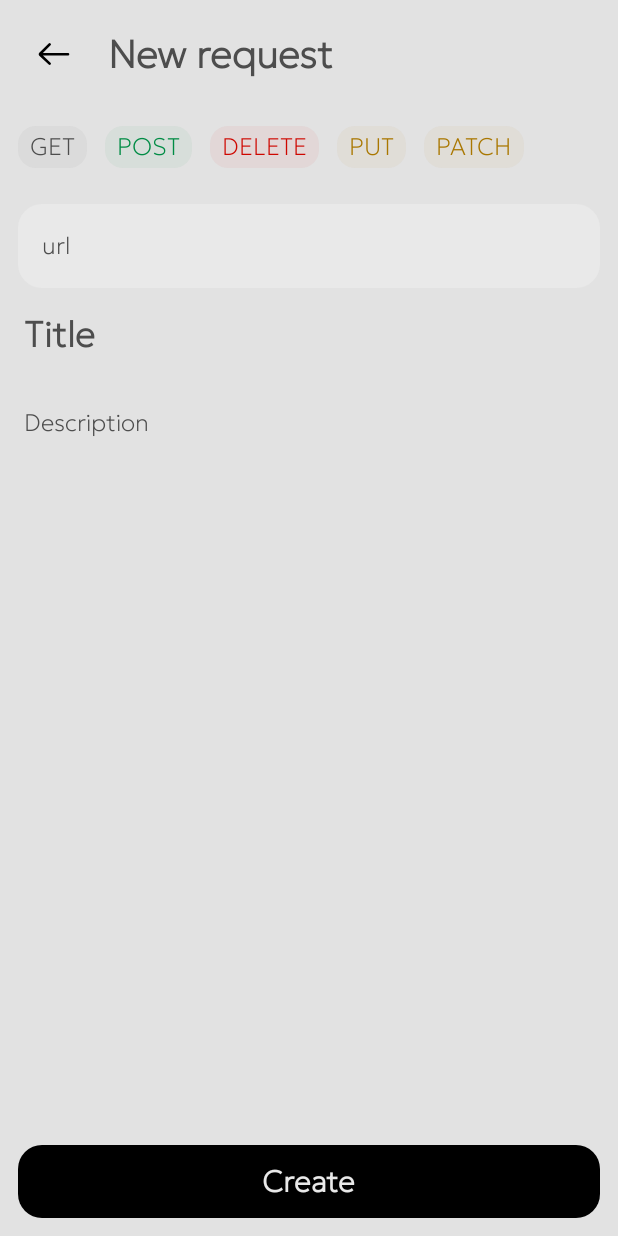
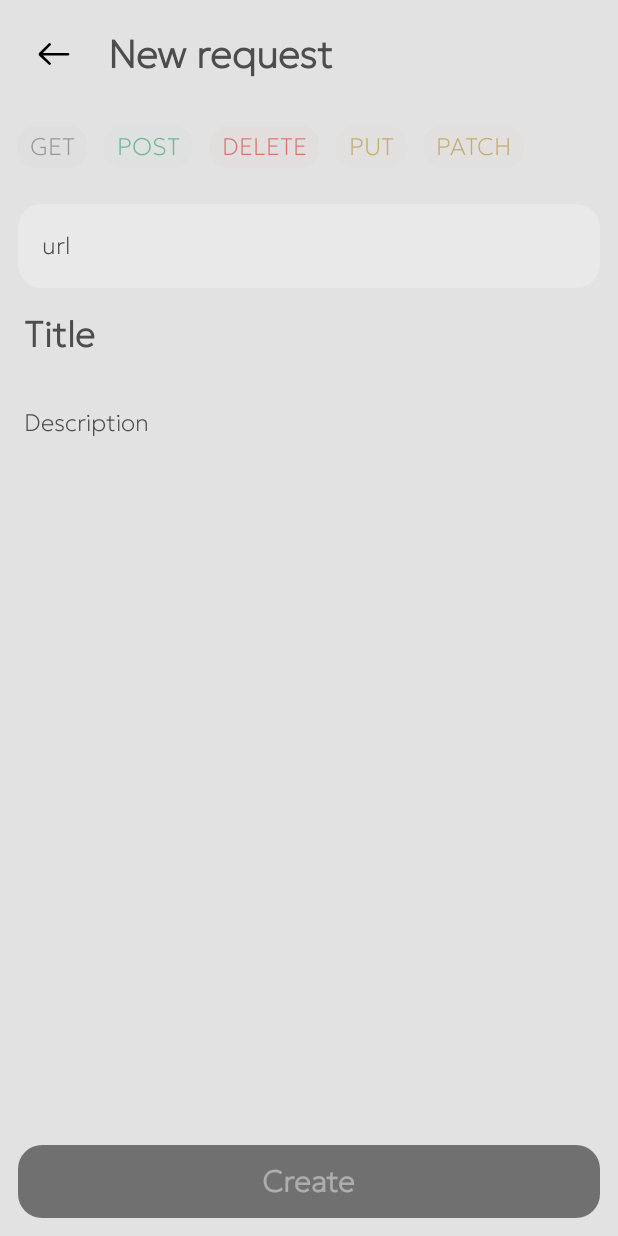
Before and after one commit to T-e-i-l-s/Pulse, an Android app built with Jetpack Compose: the screen it shows after launch (MainActivity), after a tap on "New", on a phone screen of 412 x 824 dp. Run offline under Robolectric (Android 15) with nearby library versions, the phone set to English and light mode, and no system bars.

Commit message:
Add Request Screen View Model Implementation

```diff
--- a/main-flow-feature/src/main/java/com/mustafin/main_flow_feature/data/repositories/requestsRepository/RequestsRepositoryImpl.kt
+++ b/main-flow-feature/src/main/java/com/mustafin/main_flow_feature/data/repositories/requestsRepository/RequestsRepositoryImpl.kt
@@ -14,7 +14,7 @@ class RequestsRepositoryImpl : RequestsRepository {
     private val mockedRequestsList = listOf(
         RequestModel(
             id = 1,
-            name = "Schedule Api",
+            title = "Schedule Api",
             description = "Api with my daily schedule",
             url = "https://myshedule.org/api/v1",
             requestMethod = RequestMethod.GET,
@@ -26,7 +26,7 @@ class RequestsRepositoryImpl : RequestsRepository {
         ),
         RequestModel(
             id = 2,
-            name = "Reader App Web Site",
+            title = "Reader App Web Site",
             description = "Landing of my startup",
             url = "https://reader-app.ru",
             requestMethod = RequestMethod.POST,
@@ -38,7 +38,7 @@ class RequestsRepositoryImpl : RequestsRepository {
         ),
         RequestModel(
             id = 3,
-            name = "My web site",
+            title = "My web site",
             description = "Web site with information about me",
             url = "https://mustafin.online/",
             requestMethod = RequestMethod.DELETE,
@@ -50,7 +50,7 @@ class RequestsRepositoryImpl : RequestsRepository {
         ),
         RequestModel(
             id = 4,
-            name = "Example API",
+            title = "Example API",
             description = "API that provides information about products",
             url = "https://exampleapi.com/products",
             requestMethod = RequestMethod.PUT,
@@ -62,7 +62,7 @@ class RequestsRepositoryImpl : RequestsRepository {
         ),
         RequestModel(
             id = 5,
-            name = "User Service",
+            title = "User Service",
             description = "Service for managing user accounts",
             url = "https://userservice.com/account",
             requestMethod = RequestMethod.PATCH,
--- a/main-flow-feature/src/main/java/com/mustafin/main_flow_feature/di/MainFlowModule.kt
+++ b/main-flow-feature/src/main/java/com/mustafin/main_flow_feature/di/MainFlowModule.kt
@@ -2,6 +2,7 @@ package com.mustafin.main_flow_feature.di
 
 import com.mustafin.main_flow_feature.data.repositories.requestsRepository.RequestsRepository
 import com.mustafin.main_flow_feature.data.repositories.requestsRepository.RequestsRepositoryImpl
+import com.mustafin.main_flow_feature.presentation.screens.addRequestScreen.AddRequestScreenViewModel
 import com.mustafin.main_flow_feature.presentation.screens.homeScreen.HomeScreenViewModel
 import org.koin.androidx.viewmodel.dsl.viewModelOf
 import org.koin.core.module.dsl.singleOf
@@ -11,4 +12,5 @@ import org.koin.dsl.module
 val mainFlowModule = module {
     singleOf(::RequestsRepositoryImpl) bind RequestsRepository::class
     viewModelOf(::HomeScreenViewModel)
+    viewModelOf(::AddRequestScreenViewModel)
 }
--- a/main-flow-feature/src/main/java/com/mustafin/main_flow_feature/presentation/screens/addRequestScreen/AddRequestScreenView.kt
+++ b/main-flow-feature/src/main/java/com/mustafin/main_flow_feature/presentation/screens/addRequestScreen/AddRequestScreenView.kt
@@ -26,15 +26,26 @@ import androidx.compose.ui.res.colorResource
 import androidx.compose.ui.res.painterResource
 import androidx.compose.ui.res.stringResource
 import androidx.compose.ui.unit.dp
+import androidx.lifecycle.compose.collectAsStateWithLifecycle
 import com.mustafin.main_flow_feature.R
 import com.mustafin.main_flow_feature.presentation.screens.addRequestScreen.views.requestMethodSelector.RequestMethodSelectorView
 import com.mustafin.ui_components.presentation.buttons.CustomButton
 import com.mustafin.ui_components.presentation.inputs.CustomTextField
 import com.mustafin.ui_components.presentation.inputs.FullWidthTextField
+import org.koin.androidx.compose.koinViewModel
 
 /* Composable of create new request screen */
 @Composable
-fun AddRequestScreenView(popBackNavigationStack: () -> Unit) {
+fun AddRequestScreenView(
+    popBackNavigationStack: () -> Unit,
+    viewModel: AddRequestScreenViewModel = koinViewModel()
+) {
+    val isCreationEnabled = viewModel.isCreationEnabled.collectAsStateWithLifecycle()
+    val selectedRequestMethod = viewModel.selectedRequestMethod.collectAsStateWithLifecycle()
+    val requestUrl = viewModel.requestUrl.collectAsStateWithLifecycle()
+    val title = viewModel.title.collectAsStateWithLifecycle()
+    val description = viewModel.description.collectAsStateWithLifecycle()
+
     Box(
         modifier = Modifier
             .fillMaxSize()
@@ -47,7 +58,6 @@ fun AddRequestScreenView(popBackNavigationStack: () -> Unit) {
                 .statusBarsPadding()
                 .padding(bottom = 100.dp)
         ) {
-
             Spacer(modifier = Modifier.height(12.dp))
 
             Row(
@@ -73,13 +83,16 @@ fun AddRequestScreenView(popBackNavigationStack: () -> Unit) {
 
             Spacer(modifier = Modifier.height(12.dp))
 
-            RequestMethodSelectorView()
+            RequestMethodSelectorView(
+                selectedMethod = selectedRequestMethod.value,
+                toggleIsSelected = viewModel::selectRequestMethod
+            )
 
             Spacer(modifier = Modifier.height(12.dp))
 
             CustomTextField(
-                value = "",
-                onValueChange = {},
+                value = requestUrl.value,
+                onValueChange = viewModel::setRequestUrl,
                 placeholder = stringResource(id = R.string.url_text_field_placeholder),
                 modifier = Modifier
                     .padding(horizontal = 12.dp)
@@ -87,8 +100,8 @@ fun AddRequestScreenView(popBackNavigationStack: () -> Unit) {
             )
 
             FullWidthTextField(
-                value = "",
-                onValueChange = {},
+                value = title.value,
+                onValueChange = viewModel::setTitle,
                 placeholder = stringResource(id = R.string.title_of_request_input_placeholder),
                 singleLine = true,
                 textStyle = MaterialTheme.typography.titleLarge,
@@ -96,8 +109,8 @@ fun AddRequestScreenView(popBackNavigationStack: () -> Unit) {
             )
 
             FullWidthTextField(
-                value = "",
-                onValueChange = {},
+                value = description.value,
+                onValueChange = viewModel::setDescription,
                 placeholder = stringResource(id = R.string.description_of_request_input_placeholder),
                 modifier = Modifier.fillMaxWidth()
             )
@@ -112,7 +125,8 @@ fun AddRequestScreenView(popBackNavigationStack: () -> Unit) {
         ) {
             CustomButton(
                 text = stringResource(id = R.string.add_request_button_text),
-                onClick = { /*TODO*/ },
+                onClick = viewModel::createRequest,
+                enabled = isCreationEnabled.value,
                 modifier = Modifier.fillMaxWidth()
             )
         }
--- /dev/null
+++ b/main-flow-feature/src/main/java/com/mustafin/main_flow_feature/presentation/screens/addRequestScreen/AddRequestScreenViewModel.kt
@@ -0,0 +1,68 @@
+package com.mustafin.main_flow_feature.presentation.screens.addRequestScreen
+
+import androidx.lifecycle.ViewModel
+import androidx.lifecycle.viewModelScope
+import com.mustafin.main_flow_feature.data.repositories.requestsRepository.RequestsRepository
+import com.mustafin.main_flow_feature.utils.requests.RequestMethod
+import com.mustafin.main_flow_feature.utils.requests.RequestModel
+import kotlinx.coroutines.flow.MutableStateFlow
+import kotlinx.coroutines.flow.StateFlow
+import kotlinx.coroutines.launch
+
+/* View model of create new request screen */
+class AddRequestScreenViewModel(private val requestsRepository: RequestsRepository) : ViewModel() {
+    private val _isCreationEnabled = MutableStateFlow(false)
+    val isCreationEnabled: StateFlow<Boolean> = _isCreationEnabled
+
+    private val _selectedRequestMethod = MutableStateFlow<RequestMethod?>(null)
+    val selectedRequestMethod: StateFlow<RequestMethod?> = _selectedRequestMethod
+
+    private val _requestUrl = MutableStateFlow("")
+    val requestUrl: StateFlow<String> = _requestUrl
+
+    private val _title = MutableStateFlow("")
+    val title: StateFlow<String> = _title
+
+    private val _description = MutableStateFlow("")
+    val description: StateFlow<String> = _description
+
+    fun selectRequestMethod(requestMethod: RequestMethod) {
+        _selectedRequestMethod.value =
+            if (selectedRequestMethod.value == requestMethod) null else requestMethod
+        checkIsCreationEnabled()
+    }
+
+    fun setRequestUrl(value: String) {
+        _requestUrl.value = value
+        checkIsCreationEnabled()
+    }
+
+    fun setTitle(value: String) {
+        _title.value = value
+        checkIsCreationEnabled()
+    }
+
+    fun setDescription(value: String) {
+        _description.value = value
+    }
+
+    private fun checkIsCreationEnabled() {
+        _isCreationEnabled.value =
+            selectedRequestMethod.value != null && requestUrl.value.isNotBlank() && title.value.isNotBlank()
+    }
+
+    fun createRequest() {
+        viewModelScope.launch {
+            selectedRequestMethod.value?.let { requestMethodSafe ->
+                requestsRepository.addRequest(
+                    RequestModel(
+                        title = title.value,
+                        description = description.value,
+                        requestMethod = requestMethodSafe,
+                        url = requestUrl.value
+                    )
+                )
+            }
+        }
+    }
+}
--- a/main-flow-feature/src/main/java/com/mustafin/main_flow_feature/presentation/screens/addRequestScreen/views/requestMethodSelector/RequestMethodSelectorItem.kt
+++ b/main-flow-feature/src/main/java/com/mustafin/main_flow_feature/presentation/screens/addRequestScreen/views/requestMethodSelector/RequestMethodSelectorItem.kt
@@ -1,27 +1,58 @@
 package com.mustafin.main_flow_feature.presentation.screens.addRequestScreen.views.requestMethodSelector
 
+import androidx.compose.animation.animateContentSize
 import androidx.compose.foundation.background
+import androidx.compose.foundation.clickable
+import androidx.compose.foundation.layout.Row
+import androidx.compose.foundation.layout.Spacer
 import androidx.compose.foundation.layout.padding
+import androidx.compose.foundation.layout.size
+import androidx.compose.foundation.layout.width
 import androidx.compose.foundation.shape.RoundedCornerShape
+import androidx.compose.material3.Icon
 import androidx.compose.material3.MaterialTheme
 import androidx.compose.material3.Text
 import androidx.compose.runtime.Composable
 import androidx.compose.ui.Modifier
 import androidx.compose.ui.draw.clip
 import androidx.compose.ui.res.colorResource
+import androidx.compose.ui.res.painterResource
 import androidx.compose.ui.unit.dp
+import com.mustafin.main_flow_feature.R
 import com.mustafin.main_flow_feature.utils.requests.RequestMethod
 
 /* Composable that presents type of HTTP-request(GET, POST and etc.) */
 @Composable
-fun RequestMethodSelectorItem(requestMethod: RequestMethod) {
-    Text(
-        text = requestMethod.toString(),
+fun RequestMethodSelectorItem(
+    requestMethod: RequestMethod,
+    isSelected: Boolean,
+    onClick: () -> Unit
+) {
+    Row(
         modifier = Modifier
             .clip(RoundedCornerShape(12.dp))
-            .background(colorResource(requestMethod.colorRes).copy(0.05f))
-            .padding(horizontal = 8.dp, vertical = 4.dp),
-        style = MaterialTheme.typography.labelMedium,
-        color = colorResource(requestMethod.colorRes)
-    )
+            .background(colorResource(requestMethod.colorRes).copy(if (isSelected) 0.1f else 0.02f))
+            .clickable(onClick = onClick)
+            .animateContentSize()
+            .padding(horizontal = 8.dp, vertical = 4.dp)
+    ) {
+        val contentColor = colorResource(requestMethod.colorRes).copy(if (isSelected) 1f else 0.5f)
+
+        Text(
+            text = requestMethod.toString(),
+            style = MaterialTheme.typography.labelMedium,
+            color = contentColor
+        )
+
+        if (isSelected) {
+            Spacer(modifier = Modifier.width(4.dp))
+
+            Icon(
+                painter = painterResource(id = R.drawable.x),
+                contentDescription = null,
+                modifier = Modifier.size(20.dp),
+                tint = contentColor
+            )
+        }
+    }
 }
--- a/main-flow-feature/src/main/java/com/mustafin/main_flow_feature/presentation/screens/addRequestScreen/views/requestMethodSelector/RequestMethodSelectorView.kt
+++ b/main-flow-feature/src/main/java/com/mustafin/main_flow_feature/presentation/screens/addRequestScreen/views/requestMethodSelector/RequestMethodSelectorView.kt
@@ -12,7 +12,10 @@ import com.mustafin.main_flow_feature.utils.requests.RequestMethod
 
 /* Composable with request method selector */
 @Composable
-fun RequestMethodSelectorView() {
+fun RequestMethodSelectorView(
+    selectedMethod: RequestMethod?,
+    toggleIsSelected: (RequestMethod) -> Unit
+) {
     val methods = listOf(
         RequestMethod.GET,
         RequestMethod.POST,
@@ -26,8 +29,12 @@ fun RequestMethodSelectorView() {
         contentPadding = PaddingValues(12.dp),
         horizontalArrangement = Arrangement.spacedBy(12.dp)
     ) {
-        items(methods) {
-            RequestMethodSelectorItem(requestMethod = it)
+        items(methods) { method ->
+            RequestMethodSelectorItem(
+                requestMethod = method,
+                isSelected = method == selectedMethod,
+                onClick = { toggleIsSelected(method) }
+            )
         }
     }
 }
--- a/main-flow-feature/src/main/java/com/mustafin/main_flow_feature/presentation/screens/homeScreen/views/requestView/RequestView.kt
+++ b/main-flow-feature/src/main/java/com/mustafin/main_flow_feature/presentation/screens/homeScreen/views/requestView/RequestView.kt
@@ -49,7 +49,7 @@ fun RequestView(request: RequestModel) {
         Spacer(modifier = Modifier.height(12.dp))
 
         Text(
-            text = request.name,
+            text = request.title,
             style = MaterialTheme.typography.titleMedium,
             color = colorResource(id = R.color.content)
         )
@@ -86,7 +86,7 @@ private fun Preview() {
     RequestView(
         request = RequestModel(
             id = 1,
-            name = "Schedule Api",
+            title = "Schedule Api",
             description = "Api with my daily schedule",
             url = "https://myshedule.org/api/v1",
             requestMethod = RequestMethod.GET,
--- a/main-flow-feature/src/main/java/com/mustafin/main_flow_feature/utils/requests/RequestModel.kt
+++ b/main-flow-feature/src/main/java/com/mustafin/main_flow_feature/utils/requests/RequestModel.kt
@@ -2,10 +2,10 @@ package com.mustafin.main_flow_feature.utils.requests
 
 /* Model of а request provided by user */
 data class RequestModel(
-    val id: Int,
-    val name: String,
+    val id: Int = 0,
+    val title: String,
     val description: String,
     val url: String,
     val requestMethod: RequestMethod,
-    val lastResponseStatus: ResponseStatusModel?
+    val lastResponseStatus: ResponseStatusModel? = null
 )
--- /dev/null
+++ b/main-flow-feature/src/main/res/drawable/x.xml
@@ -0,0 +1,12 @@
+<vector xmlns:android="http://schemas.android.com/apk/res/android"
+    android:width="24dp"
+    android:height="24dp"
+    android:viewportWidth="24"
+    android:viewportHeight="24">
+  <path
+      android:pathData="M6,6L12,12M12,12L18,18M12,12L18,6M12,12L6,18"
+      android:strokeWidth="1.5"
+      android:fillColor="#00000000"
+      android:strokeColor="#131214"
+      android:strokeLineCap="round"/>
+</vector>
```
